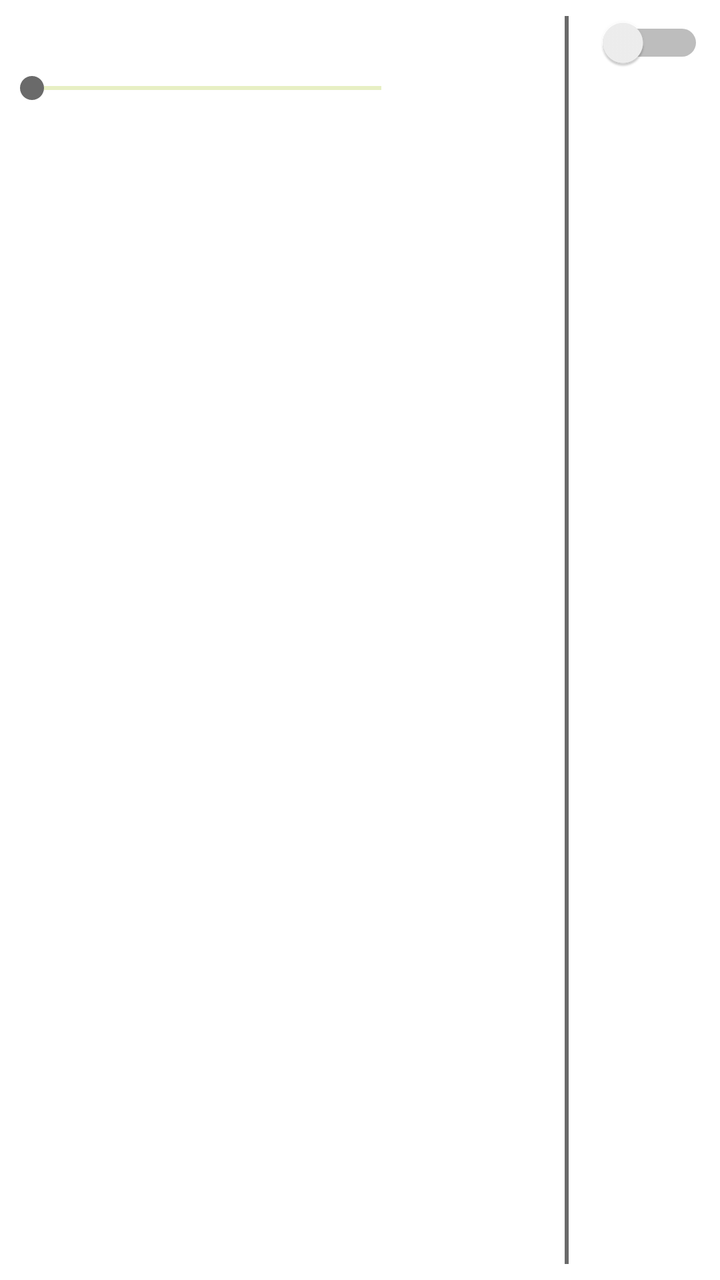
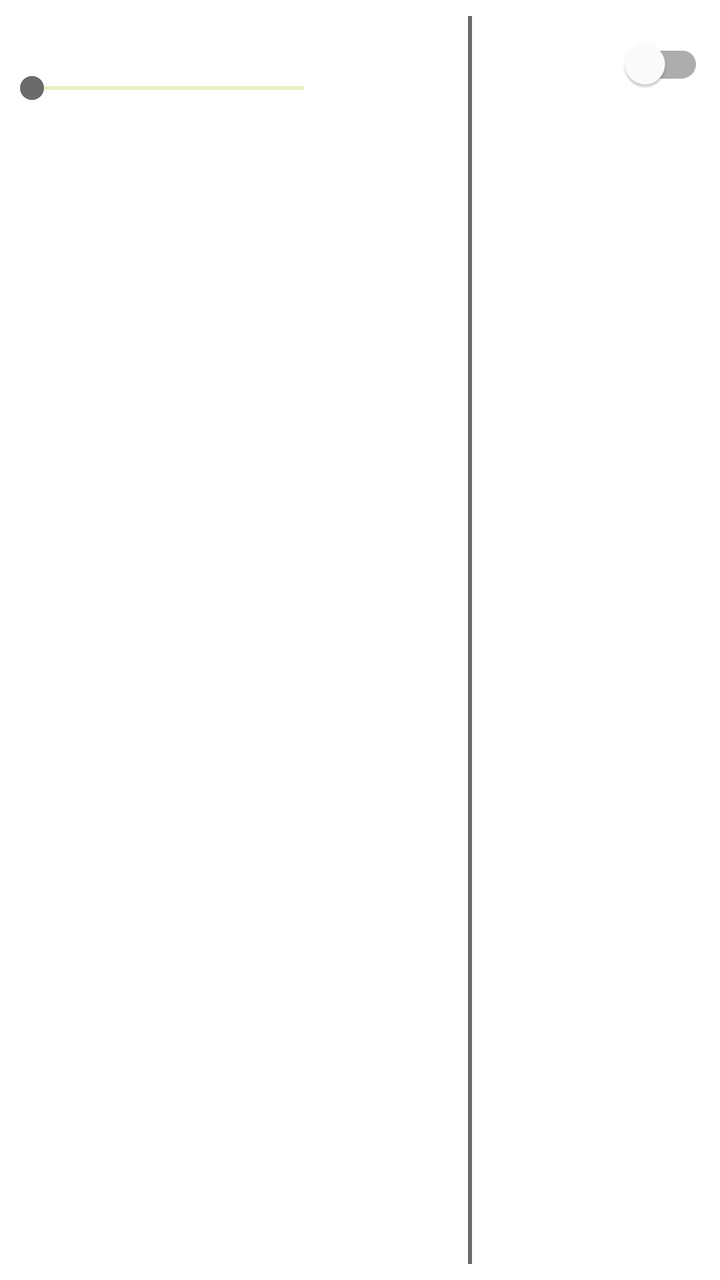

Two renders of the same Android screen: before a commit and after it. Below are the layout's source before the change and the commit's diff.
<!-- AndroidManifest.xml: application theme AppTheme -->
<!-- res/layout/list_item_hitch.xml -->
<layout xmlns:android="http://schemas.android.com/apk/res/android">

    <data>

        <variable
            name="viewModel"
            type="eu.agribot.agribotapp.ui.fragment.toolcontrol.recycler.HitchListItemViewModel" />
    </data>

    <LinearLayout
        android:layout_width="match_parent"
        android:layout_height="wrap_content"
        android:orientation="horizontal">

        <LinearLayout
            android:layout_width="0dp"
            android:layout_height="wrap_content"
            android:layout_weight="4"
            android:orientation="vertical">

            <TextView
                android:id="@+id/recycler_tool_name"
                android:layout_width="wrap_content"
                android:layout_height="wrap_content"
                android:text="@{viewModel.toolName}"
                android:textSize="@dimen/text_size_medium" />

            <SeekBar
                android:id="@+id/recycler_seekbar"
                android:layout_width="match_parent"
                android:layout_height="wrap_content"
                android:padding="@dimen/margin_medium"
                android:progressBackgroundTint="@color/base_green"
                android:layout_margin="@dimen/margin_medium" />
        </LinearLayout>


        <TextView
            android:id="@+id/recycler_tool_value"
            android:layout_width="0dp"
            android:layout_height="wrap_content"
            android:layout_margin="@dimen/margin_medium"
            android:layout_weight="1"
            android:textStyle="bold" />

        <View
            android:layout_width="2dp"
            android:layout_height="match_parent"
            android:layout_margin="@dimen/margin_medium"
            android:background="@color/gray" />

        <Switch
            android:id="@+id/recycler_switch"
            android:layout_width="0dp"
            android:layout_height="wrap_content"
            android:layout_margin="@dimen/margin_medium"
            android:layout_weight="1" />


    </LinearLayout>
</layout>
<!-- resources referenced by this layout -->
<resources>
  <color name="base_green">#a4c01b</color>
  <color name="gray">#6A6A6A</color>
  <dimen name="margin_medium">8dp</dimen>
  <dimen name="text_size_medium">14sp</dimen>
  <style name="AppTheme" parent="Theme.MaterialComponents.Light.DarkActionBar">
          
          <item name="colorPrimary">@color/colorPrimary</item>
          <item name="colorPrimaryDark">@color/colorPrimaryDark</item>
          <item name="colorAccent">@color/colorAccent</item>
      </style>
  <color name="colorPrimary">@color/base_green</color>
  <color name="colorPrimaryDark">@color/base_green_darker</color>
  <color name="colorAccent">@color/gray</color>
  <color name="base_green_darker">#839915</color>
</resources>

<!-- the commit's change to res/layout/list_item_hitch.xml (unified diff, before → after) -->
@@ -1,10 +1,11 @@
-<layout xmlns:android="http://schemas.android.com/apk/res/android">
+<layout xmlns:android="http://schemas.android.com/apk/res/android"
+    xmlns:tool="http://schemas.android.com/tools">
 
     <data>
 
         <variable
             name="viewModel"
-            type="eu.agribot.agribotapp.ui.fragment.toolcontrol.recycler.HitchListItemViewModel" />
+            type="eu.agribot.agribotapp.ui.fragment.manualcontrol.viewpager.toolcontrol.recycler.HitchListItemViewModel" />
     </data>
 
     <LinearLayout
@@ -29,9 +30,9 @@
                 android:id="@+id/recycler_seekbar"
                 android:layout_width="match_parent"
                 android:layout_height="wrap_content"
+                android:layout_margin="@dimen/margin_medium"
                 android:padding="@dimen/margin_medium"
-                android:progressBackgroundTint="@color/base_green"
-                android:layout_margin="@dimen/margin_medium" />
+                android:progressBackgroundTint="@color/base_green" />
         </LinearLayout>
 
 
@@ -41,7 +42,8 @@
             android:layout_height="wrap_content"
             android:layout_margin="@dimen/margin_medium"
             android:layout_weight="1"
-            android:textStyle="bold" />
+            android:textStyle="bold"
+            tool:text="300" />
 
         <View
             android:layout_width="2dp"
@@ -49,13 +51,22 @@
             android:layout_margin="@dimen/margin_medium"
             android:background="@color/gray" />
 
-        <Switch
+        <TextView
+            android:id="@+id/recyclerEncoderValue"
+            android:layout_width="0dp"
+            android:layout_height="wrap_content"
+            android:layout_margin="@dimen/margin_medium"
+            android:layout_weight="1"
+            android:textColor="@color/base_green"
+            android:textStyle="bold"
+            tool:text="300" />
+
+        <com.google.android.material.switchmaterial.SwitchMaterial
             android:id="@+id/recycler_switch"
             android:layout_width="0dp"
             android:layout_height="wrap_content"
             android:layout_margin="@dimen/margin_medium"
             android:layout_weight="1" />
 
-
     </LinearLayout>
 </layout>
